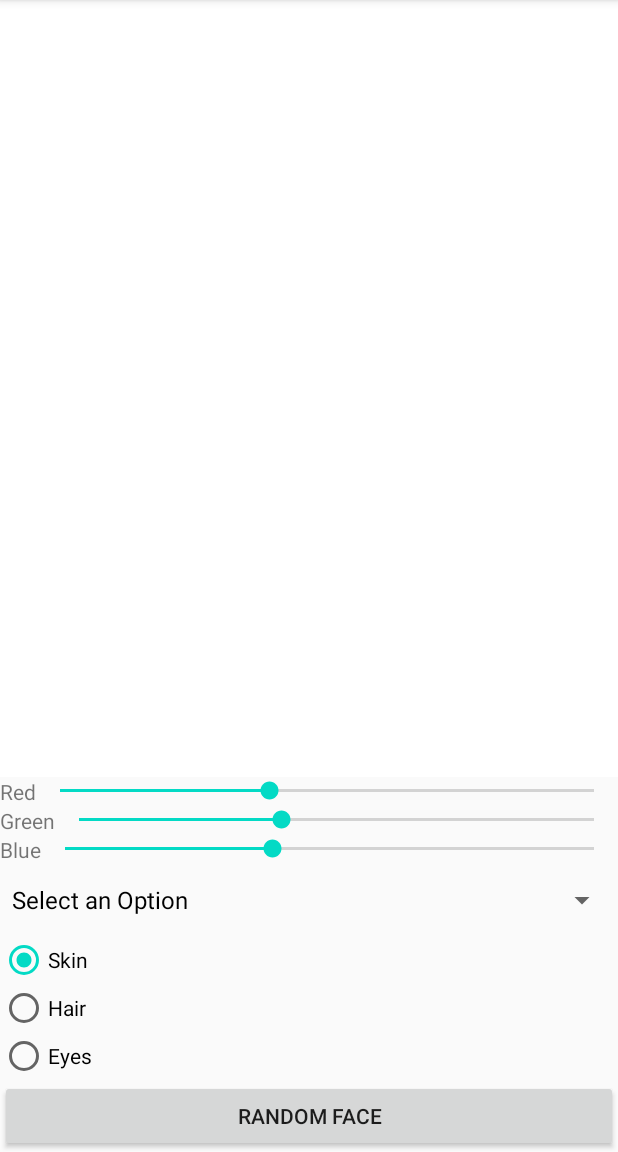
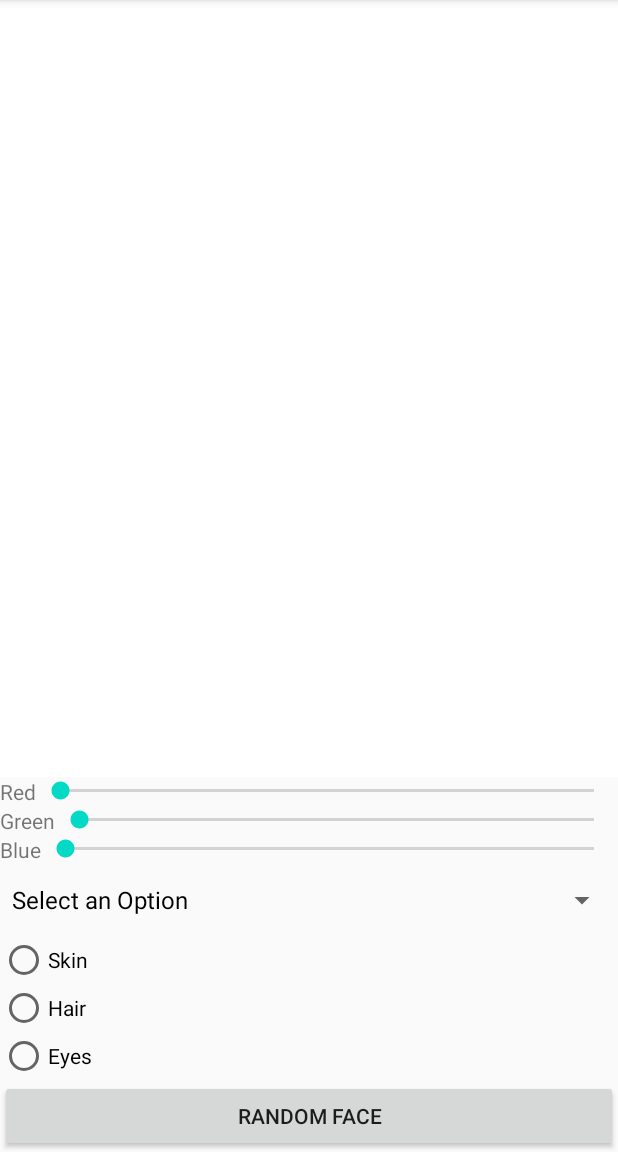
Before and after one commit to rhunter12/RyanH-Face-Maker, an Android app: the screen it shows after launch (MainActivity), on a phone screen of 412 x 824 dp, the part 84-1236 px from its top. Run offline under Robolectric (Android 15) with nearby library versions, the phone set to English and light mode, and no system bars.

Commit message:
Part B done

```diff
--- a/app/src/main/java/edu/up/myapplication/Face.java
+++ b/app/src/main/java/edu/up/myapplication/Face.java
@@ -11,11 +11,16 @@ import android.graphics.Color;
 import android.graphics.Paint;
 import android.util.AttributeSet;
 import android.view.View;
+import android.widget.AdapterView;
+import android.widget.RadioButton;
+import android.widget.RadioGroup;
 import android.widget.SeekBar;
+import android.widget.Spinner;
+
 import java.util.Random;
 
 
-public class Face implements View.OnClickListener, SeekBar.OnSeekBarChangeListener  {
+public class Face implements View.OnClickListener, SeekBar.OnSeekBarChangeListener, Spinner.OnItemSelectedListener {
 
     //Define instance variables
     Paint skinColor = new Paint();
@@ -23,14 +28,15 @@ public class Face implements View.OnClickListener, SeekBar.OnSeekBarChangeListen
     Paint hairColor = new Paint();
     int hairStyle;
     faceView myFaceView;
+    int selectedVal = 0;
 
-    /*
+    /**
     External citation
     Date: 6 September 2020
     Problem: Couldn't use findviewbyid from an external class
     Resource: https://stackoverflow.com/questions/8323777/using-findviewbyid-in-a-class-that-does-not-extend-activity-in-android
     Solution: followed example from post
-     */
+     **/
     private Activity activity;
     public Face (Activity _activity) {
         this.activity = _activity;
@@ -39,10 +45,10 @@ public class Face implements View.OnClickListener, SeekBar.OnSeekBarChangeListen
     }
 
 
-    /*
+    /**
     Random function makes a random color for each part of
     the face and also sets the hair to a random style
-     */
+     **/
     public void random() {
         Random rand = new Random();
 
@@ -55,7 +61,6 @@ public class Face implements View.OnClickListener, SeekBar.OnSeekBarChangeListen
         int RandHairR = rand.nextInt(255);
         int RandHairG = rand.nextInt(255);
         int RandHairB = rand.nextInt(255);
-        hairStyle = rand.nextInt(2);
 
         int randSkin = Color.argb(255, RandSkinR, RandSkinG, RandSkinB);
         int randEye = Color.argb(255, RandEyeR, RandEyeG, RandEyeB);
@@ -67,14 +72,14 @@ public class Face implements View.OnClickListener, SeekBar.OnSeekBarChangeListen
     }
 
 
-    /*
+    /**
     External citation
     Date: 8 September 2020
     Problem: couldn't figure out how to access seekbar data from another class
     Resource: https://stackoverflow.com/questions/23896216/set-3-seekbars-to-change-rgb-channels/23896425
     Solution: I followed the example shown and made a few changes
               to match the implementation of the button onclick.
-     */
+     **/
 
     @Override
     public void onStopTrackingTouch(SeekBar seekBar) {
@@ -85,35 +90,33 @@ public class Face implements View.OnClickListener, SeekBar.OnSeekBarChangeListen
 
     }
 
-    int sliderR;
-    int sliderG;
-    int sliderB;
+    int sliderR = 100;
+    int sliderG = 100;
+    int sliderB = 100;
     int sliderColor;
-    /*
+    /**
     Reads input from seekbar and makes a color,
     called sliderColor from the three values.
-     */
+     **/
     @Override
     public void onProgressChanged(SeekBar seekBar, int progress, boolean fromUser) {
         switch (seekBar.getId()) {
             case R.id.r_bar:
                 sliderR = progress;
-                System.out.println(sliderR);
-                //break;
+                break;
             case R.id.g_bar:
                 sliderG = progress;
-                //break;
+                break;
             case R.id.b_bar:
                 sliderB = progress;
-                //break;
+                break;
         }
         sliderColor = Color.argb(255, sliderR, sliderG, sliderB);
-
         myFaceView.invalidate();
     }
 
 
-    /*
+    /**
     External citation
     Date: 9 September 2020
     Problem: could not get buttons to perform actions
@@ -122,24 +125,20 @@ public class Face implements View.OnClickListener, SeekBar.OnSeekBarChangeListen
 
     onClick looks for a button press and does
     an action based on what the button is used for.
-     */
+     **/
     @Override
     public void onClick(View arg0) {
         switch(arg0.getId()) {
             case R.id.random_button:
-                System.out.println("Random button clicked");
                 random();
                 break;
             case R.id.hair_radio:
-                System.out.println("Hair clicked");
                 hairColor.setColor(sliderColor);
                 break;
             case R.id.eyes_radio:
-                System.out.println("Eyes clicked");
                 eyeColor.setColor(sliderColor);
                 break;
             case R.id.skin_radio:
-                System.out.println("Skin clicked");
                 skinColor.setColor(sliderColor);
                 break;
         }
@@ -147,27 +146,18 @@ public class Face implements View.OnClickListener, SeekBar.OnSeekBarChangeListen
     }
 
 
-
-    /*
+    /**
     Draws the head along with all of the other face features
-     */
-    public void drawHead(Canvas canvas, float left, float bottom) {
-        Paint testColor = new Paint();
-        testColor.setColor(Color.RED);
-
-        MainActivity main = new MainActivity();
-
-        if (main.getSelection() == "Long") {
+     **/
+    public void drawHead(Canvas canvas, float left, float bottom, String sel) {
+        if (selectedVal == 2) {
             canvas.drawRect(left-200, bottom+400, left+200, bottom, hairColor);
-            System.out.println("It's long");
         }
-        else if (main.getSelection() == "Tall") {
+        else if (selectedVal == 1) {
             canvas.drawRect(left-200, bottom-400, left+200, bottom, hairColor);
-            System.out.println("It's tall");
         }
-        else if (main.getSelection() == "Wide") {
+        else if (selectedVal == 3) {
             canvas.drawRect(left-300, bottom-300, left+300, bottom-100, hairColor);
-            System.out.println("It's wide");
         }
 
 
@@ -175,16 +165,27 @@ public class Face implements View.OnClickListener, SeekBar.OnSeekBarChangeListen
         canvas.drawCircle(left-100, bottom-50, 25.0f, eyeColor);
         canvas.drawCircle(left+100, bottom-50, 25.0f, eyeColor);
     }
+
+    @Override
+    public void onItemSelected(AdapterView<?> adapterView, View view, int i, long l) {
+        selectedVal = i;
+        myFaceView.invalidate();
+    }
+
+    @Override
+    public void onNothingSelected(AdapterView<?> adapterView) {
+
+    }
 }
 
 
-/*
+/**
 External citation
 Date: 6 September 2020
 Problem: Didn't know how to draw on view from another class
 Resource: https://stackoverflow.com/questions/21221649/android-how-to-use-the-ondraw-method-in-a-class-extending-activity
 Solution: followed example from post
- */
+ **/
 class faceView extends View {
 
     Face myFace = null;
@@ -204,7 +205,7 @@ class faceView extends View {
         super.onDraw(canvas);
 
         if (myFace != null) {
-            myFace.drawHead(canvas, 900, 400);
+            myFace.drawHead(canvas, 900, 400, "");
         }
 
     }
--- a/app/src/main/java/edu/up/myapplication/MainActivity.java
+++ b/app/src/main/java/edu/up/myapplication/MainActivity.java
@@ -11,11 +11,13 @@ import android.view.View;
 import android.widget.AdapterView;
 import android.widget.ArrayAdapter;
 import android.widget.Button;
+import android.widget.CompoundButton;
 import android.widget.RadioButton;
+import android.widget.RadioGroup;
 import android.widget.SeekBar;
 import android.widget.Spinner;
 
-public class MainActivity extends AppCompatActivity implements AdapterView.OnItemSelectedListener {
+public class MainActivity extends AppCompatActivity {
 
     private String[] hairNames = {"Select an Option", "Tall", "Long", "Wide"};
     Button randomButton;
@@ -25,7 +27,7 @@ public class MainActivity extends AppCompatActivity implements AdapterView.OnIte
 
     Face instance;
 
-    private String selection;
+    //private String selection;
 
     @Override
     protected void onCreate(Bundle savedInstanceState) {
@@ -49,18 +51,17 @@ public class MainActivity extends AppCompatActivity implements AdapterView.OnIte
         skinRadio.setOnClickListener(instance);
 
 
-
         SeekBar sbR = (SeekBar) findViewById(R.id.r_bar);
         SeekBar sbG = (SeekBar) findViewById(R.id.g_bar);
         SeekBar sbB = (SeekBar) findViewById(R.id.b_bar);
 
-        Face faceSbR = new Face(this);
-        Face faceSbG = new Face(this);
-        Face faceSbB = new Face(this);
+        //Face faceSbR = new Face(this);
+        //Face faceSbG = new Face(this);
+        //Face faceSbB = new Face(this);
 
-        sbR.setOnSeekBarChangeListener(faceSbR);
-        sbG.setOnSeekBarChangeListener(faceSbG);
-        sbB.setOnSeekBarChangeListener(faceSbB);
+        sbR.setOnSeekBarChangeListener(instance);
+        sbG.setOnSeekBarChangeListener(instance);
+        sbB.setOnSeekBarChangeListener(instance);
 
 
 
@@ -68,22 +69,8 @@ public class MainActivity extends AppCompatActivity implements AdapterView.OnIte
         ArrayAdapter<String> hairAdapter = new ArrayAdapter<String>(this, android.R.layout.simple_spinner_dropdown_item, hairNames);
         Spinner hairSpinner = findViewById(R.id.hair_spinner);
         hairSpinner.setAdapter(hairAdapter);
-        hairSpinner.setOnItemSelectedListener(this);
+        hairSpinner.setOnItemSelectedListener(instance);
 
 
     }
-
-    @Override
-    public void onItemSelected(AdapterView<?> parent, View view, int position, long id) {
-        selection = parent.getItemAtPosition(position).toString();
-    }
-
-    @Override
-    public void onNothingSelected(AdapterView<?> adapterView) {
-
-    }
-
-    public String getSelection() {
-        return selection;
-    }
 }
--- a/app/src/main/res/layout/activity_main.xml
+++ b/app/src/main/res/layout/activity_main.xml
@@ -25,8 +25,7 @@
             android:id="@+id/r_bar"
             android:layout_width="match_parent"
             android:layout_height="wrap_content"
-            android:max="255"
-            android:progress="100" />
+            android:max="255" />
     </LinearLayout>
 
     <LinearLayout
@@ -44,8 +43,7 @@
             android:id="@+id/g_bar"
             android:layout_width="match_parent"
             android:layout_height="wrap_content"
-            android:max="255"
-            android:progress="100" />
+            android:max="255" />
     </LinearLayout>
 
     <LinearLayout
@@ -63,8 +61,7 @@
             android:id="@+id/b_bar"
             android:layout_width="match_parent"
             android:layout_height="wrap_content"
-            android:max="255"
-            android:progress="100" />
+            android:max="255" />
     </LinearLayout>
 
     <Spinner
@@ -74,6 +71,7 @@
 
 
     <RadioGroup
+        android:id="@+id/rGroup"
         android:layout_width="match_parent"
         android:layout_height="wrap_content">
 
@@ -81,7 +79,7 @@
             android:id="@+id/skin_radio"
             android:layout_width="match_parent"
             android:layout_height="wrap_content"
-            android:checked="true"
+            android:checked="false"
             android:text="Skin" />
 
         <RadioButton
```
Also changed, not shown: 1 other file.
